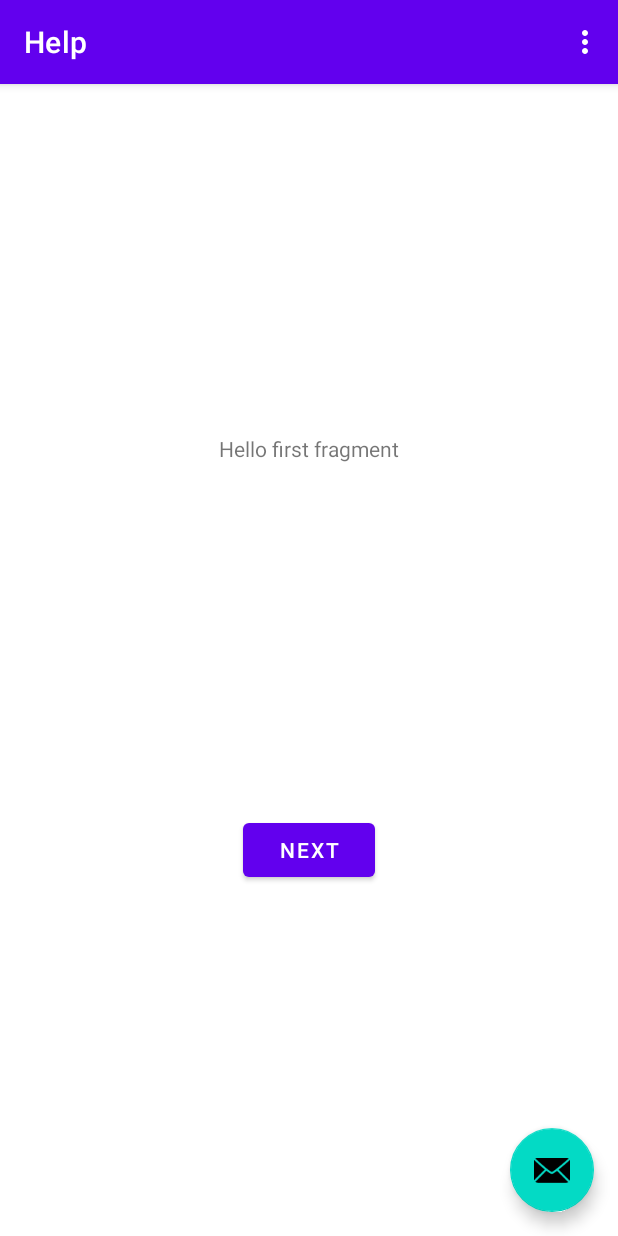
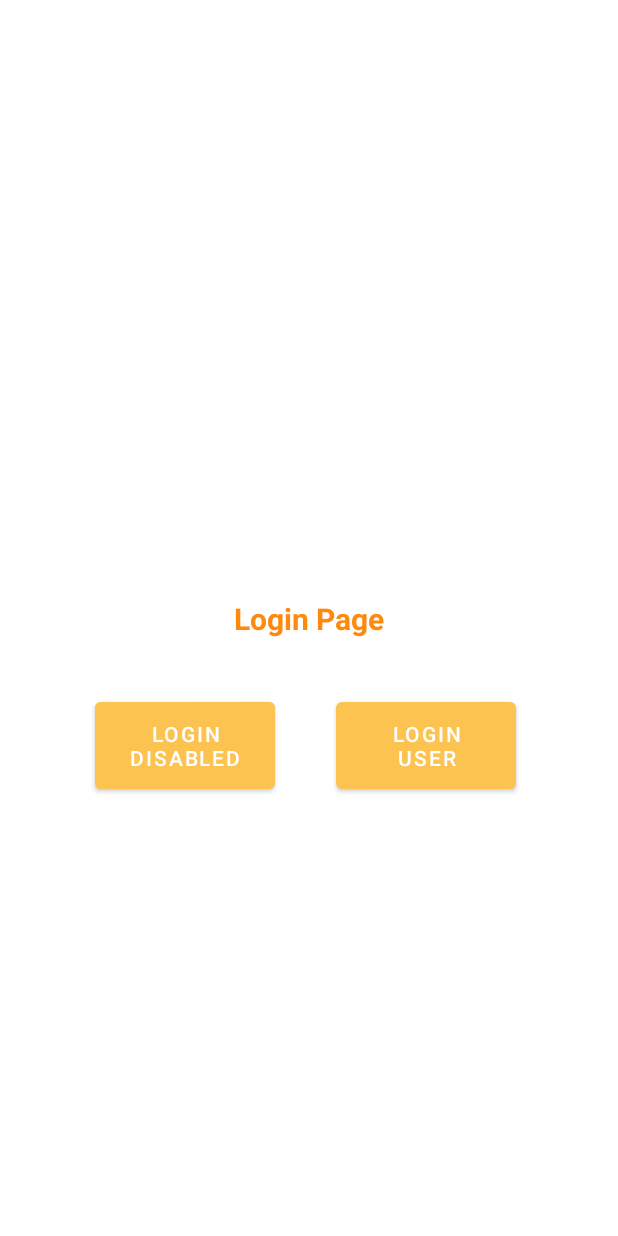
Before and after one commit to fonpiii/Help, an Android app: the screen it shows after launch (MainActivity before the commit, LoginActivity after it), on a phone screen of 412 x 824 dp. Run offline under Robolectric (Android 15) with nearby library versions, the phone set to English and light mode, and no system bars.

Commit message:
Add page login and page disabled(bottom behavior menu, toolbar, style theme)

```diff
--- a/app/build.gradle
+++ b/app/build.gradle
@@ -40,6 +40,7 @@ dependencies {
     implementation 'androidx.constraintlayout:constraintlayout:1.1.3'
     implementation 'androidx.navigation:navigation-fragment-ktx:2.2.2'
     implementation 'androidx.navigation:navigation-ui-ktx:2.2.2'
+    implementation 'com.google.android.material:material:1.0.0'
     testImplementation 'junit:junit:4.+'
     androidTestImplementation 'androidx.test.ext:junit:1.1.1'
     androidTestImplementation 'androidx.test.espresso:espresso-core:3.2.0'
--- /dev/null
+++ b/app/src/main/java/com/project/help/LoginActivity.kt
@@ -0,0 +1,31 @@
+package com.project.help
+
+import android.content.Intent
+import androidx.appcompat.app.AppCompatActivity
+import android.os.Bundle
+import android.view.View
+import android.widget.Button
+import com.project.help.disabled.DisabledMainActivity
+
+class LoginActivity : AppCompatActivity() {
+
+    lateinit var btnUser: Button
+    lateinit var btnDisabled: Button
+    override fun onCreate(savedInstanceState: Bundle?) {
+        super.onCreate(savedInstanceState)
+        setContentView(R.layout.activity_login)
+        supportActionBar?.hide()
+
+        btnUser = findViewById(R.id.btnUser)
+        btnDisabled = findViewById(R.id.btnDisabled)
+
+        btnDisabled.setOnClickListener(View.OnClickListener {
+            val intent = Intent(this, DisabledMainActivity::class.java)
+            startActivity(intent)
+        })
+
+        btnUser.setOnClickListener(View.OnClickListener {
+            // Something
+        })
+    }
+}
--- a/app/src/main/java/com/project/help/SplashScreenActivity.kt
+++ b/app/src/main/java/com/project/help/SplashScreenActivity.kt
@@ -11,11 +11,12 @@ class SplashScreenActivity : AppCompatActivity() {
     override fun onCreate(savedInstanceState: Bundle?) {
         super.onCreate(savedInstanceState)
         setContentView(R.layout.activity_splash_screen)
+        supportActionBar?.hide()
 
         handler = Handler()
         // Delayed 3 seconds to open main activity
         handler.postDelayed({
-            val intent = Intent(this, MainActivity::class.java)
+            val intent = Intent(this, LoginActivity::class.java)
             startActivity(intent)
             finish()
         }, 3000)
--- /dev/null
+++ b/app/src/main/res/layout/activity_login.xml
@@ -0,0 +1,53 @@
+<?xml version="1.0" encoding="utf-8"?>
+<androidx.constraintlayout.widget.ConstraintLayout xmlns:android="http://schemas.android.com/apk/res/android"
+    xmlns:app="http://schemas.android.com/apk/res-auto"
+    xmlns:tools="http://schemas.android.com/tools"
+    android:layout_width="match_parent"
+    android:layout_height="match_parent"
+    android:layout_gravity="center"
+    android:background="@color/white"
+    tools:context=".LoginActivity">
+
+
+    <TextView
+        android:id="@+id/txtLogin"
+        android:layout_width="wrap_content"
+        android:layout_height="wrap_content"
+        android:text="Login Page"
+        android:textColor="@color/orange"
+        android:textSize="20dp"
+        android:textStyle="bold"
+        app:layout_constraintBottom_toBottomOf="parent"
+        app:layout_constraintEnd_toEndOf="parent"
+        app:layout_constraintHorizontal_bias="0.5"
+        app:layout_constraintStart_toStartOf="parent"
+        app:layout_constraintTop_toTopOf="parent" />
+
+    <Button
+        android:id="@+id/btnDisabled"
+        android:layout_width="120dp"
+        android:layout_height="70dp"
+        android:layout_marginTop="36dp"
+        android:backgroundTint="@color/lightOrange"
+        android:text="Login Disabled"
+        android:textColor="@color/white"
+        app:layout_constraintEnd_toEndOf="@+id/txtLogin"
+        app:layout_constraintEnd_toStartOf="@+id/btnUser"
+        app:layout_constraintHorizontal_bias="0.609"
+        app:layout_constraintStart_toStartOf="parent"
+        app:layout_constraintTop_toBottomOf="@+id/txtLogin" />
+
+    <Button
+        android:id="@+id/btnUser"
+        android:layout_width="120dp"
+        android:layout_height="70dp"
+        android:layout_marginTop="36dp"
+        app:backgroundTint="@color/lightOrange"
+        android:text="Login User"
+        android:textColor="@color/white"
+        app:layout_constraintEnd_toEndOf="parent"
+        app:layout_constraintHorizontal_bias="0.5"
+        app:layout_constraintStart_toEndOf="@+id/btnDisabled"
+        app:layout_constraintStart_toStartOf="@+id/txtLogin"
+        app:layout_constraintTop_toBottomOf="@+id/txtLogin" />
+</androidx.constraintlayout.widget.ConstraintLayout>
--- a/app/src/main/res/layout/activity_splash_screen.xml
+++ b/app/src/main/res/layout/activity_splash_screen.xml
@@ -4,6 +4,7 @@
     xmlns:tools="http://schemas.android.com/tools"
     android:layout_width="match_parent"
     android:layout_height="match_parent"
+    android:background="@color/white"
     tools:context=".SplashScreenActivity">
 
     <ImageView
--- a/app/src/main/res/values-night/themes.xml
+++ b/app/src/main/res/values-night/themes.xml
@@ -2,13 +2,13 @@
     <!-- Base application theme. -->
     <style name="Theme.Help" parent="Theme.MaterialComponents.DayNight.DarkActionBar">
         <!-- Primary brand color. -->
-        <item name="colorPrimary">@color/purple_200</item>
-        <item name="colorPrimaryVariant">@color/purple_700</item>
-        <item name="colorOnPrimary">@color/black</item>
+        <item name="colorPrimary">@color/lightOrange</item>
+        <item name="colorPrimaryVariant">@color/lightOrange</item>
+        <item name="colorOnPrimary">@color/white</item>
         <!-- Secondary brand color. -->
         <item name="colorSecondary">@color/teal_200</item>
         <item name="colorSecondaryVariant">@color/teal_200</item>
-        <item name="colorOnSecondary">@color/black</item>
+        <item name="colorOnSecondary">@color/white</item>
         <!-- Status bar color. -->
         <item name="android:statusBarColor" tools:targetApi="l">?attr/colorPrimaryVariant</item>
         <!-- Customize your theme here. -->
--- a/app/src/main/res/values/colors.xml
+++ b/app/src/main/res/values/colors.xml
@@ -7,4 +7,10 @@
     <color name="teal_700">#FF018786</color>
     <color name="black">#FF000000</color>
     <color name="white">#FFFFFFFF</color>
+    <color name="orange">#FF890D</color>
+    <color name="darkYellow">#FFBB34</color>
+    <color name="lightYellow">#FFE5B2</color>
+    <color name="lightOrange">#FDC350</color>
+    <color name="lightGray">#EEEEEE</color>
+    <color name="lightRed">#D95842</color>
 </resources>
--- a/app/src/main/res/values/themes.xml
+++ b/app/src/main/res/values/themes.xml
@@ -2,13 +2,13 @@
     <!-- Base application theme. -->
     <style name="Theme.Help" parent="Theme.MaterialComponents.DayNight.DarkActionBar">
         <!-- Primary brand color. -->
-        <item name="colorPrimary">@color/purple_500</item>
-        <item name="colorPrimaryVariant">@color/purple_700</item>
+        <item name="colorPrimary">@color/lightOrange</item>
+        <item name="colorPrimaryVariant">@color/lightOrange</item>
         <item name="colorOnPrimary">@color/white</item>
         <!-- Secondary brand color. -->
         <item name="colorSecondary">@color/teal_200</item>
         <item name="colorSecondaryVariant">@color/teal_700</item>
-        <item name="colorOnSecondary">@color/black</item>
+        <item name="colorOnSecondary">@color/white</item>
         <!-- Status bar color. -->
         <item name="android:statusBarColor" tools:targetApi="l">?attr/colorPrimaryVariant</item>
         <!-- Customize your theme here. -->
```
Also changed, not shown: app/src/main/AndroidManifest.xml (+5 -3 lines), app/src/main/java/com/project/help/disabled/DisabledMainActivity.kt (added, +46 -0 lines), app/src/main/res/layout/activity_disabled_main.xml (added, +36 -0 lines), app/src/main/res/layout/bottom_disabled_sheet.xml (added, +229 -0 lines), app/src/main/res/layout/custom_toolbar.xml (added, +31 -0 lines), gradle/wrapper/gradle-wrapper.properties.
